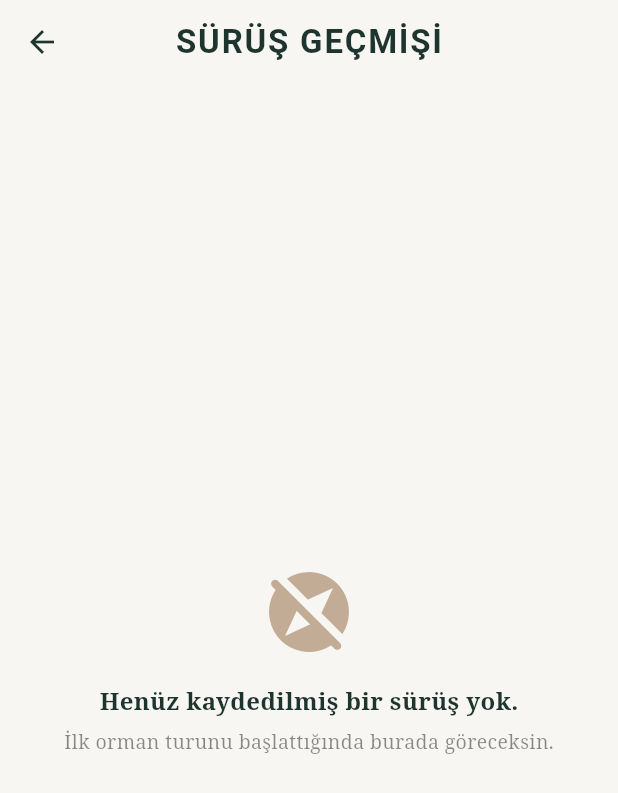
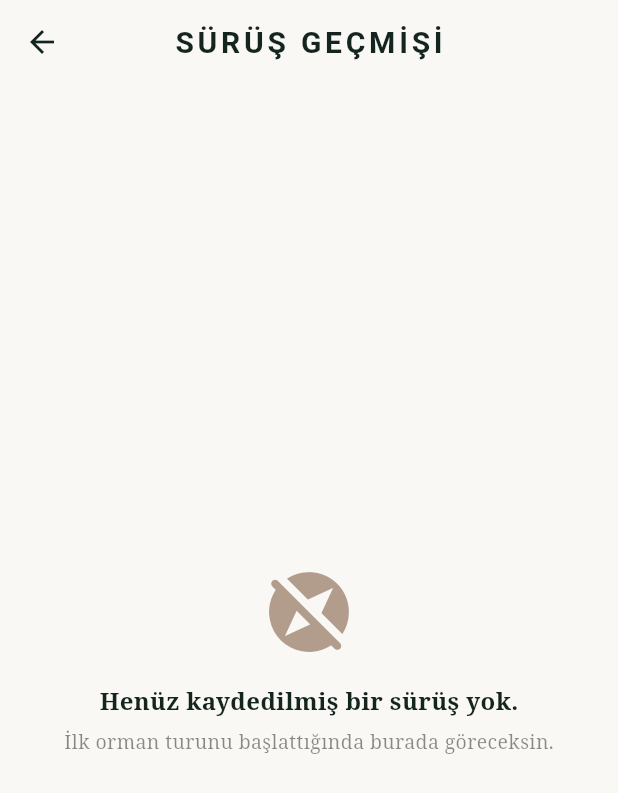
Before and after one commit to nevinmalkoc/equibelle, a Flutter app: the screen it shows after launch, after a tap on the "history" icon, on a phone screen of 412 x 824 dp. Shown: the top 793 px of the screen. Run offline on Flutter 3.47's test engine with Material 3 defaults, Android fonts, the phone set to English and light mode, and no system bars; our stand-ins replace flutter_map, geolocator, latlong2, screenshot, sqflite; missing offline and left inert: gal; accounts and stored records are empty.

Commit message:
style: luxury equestrian color palette update and custom horse silhouette icon

```diff
--- a/lib/screens/live_tracking_screen.dart
+++ b/lib/screens/live_tracking_screen.dart
@@ -83,6 +83,7 @@ class _LiveTrackingScreenState extends State<LiveTrackingScreen> {
                 userAgentPackageName: 'com.equibelle.equibelle',
               ),
               // Canlı Rota Çizgimiz
+              if (routePoints.length >= 2)
                 PolylineLayer(
                   polylines: [
                     Polyline(
@@ -245,7 +246,7 @@ class _LiveTrackingScreenState extends State<LiveTrackingScreen> {
                             height: 60,
                             child: ElevatedButton(
                               style: ElevatedButton.styleFrom(
-                                backgroundColor: const Color(0xFF8B263E), // Zarif Bordo / Kırmızı
+                                backgroundColor: AppTheme.speedGallop, // Asil Bordo
                                 foregroundColor: Colors.white,
                                 elevation: 4,
                                 shape: RoundedRectangleBorder(
--- a/lib/theme/app_theme.dart
+++ b/lib/theme/app_theme.dart
@@ -1,13 +1,18 @@
 import 'package:flutter/material.dart';
 
 class AppTheme {
-  // Equibelle Özel Renk Paleti (Equestrian Lifestyle)
-  static const Color creamBg = Color(0xFFF8F6F2);       // Kırık Beyaz / Krem
-  static const Color forestGreen = Color(0xFF1E352F);   // Koyu Orman Yeşili
-  static const Color saddleBrown = Color(0xFF8C6239);   // Eyer / Taba Kahvesi
-  static const Color darkCharcoal = Color(0xFF1A1A1A);  // Mat Koyu Siyah
-  static const Color softGrey = Color(0xFFE8E5DF);      // Yumuşak Gri Çizgiler
-  static const Color accentGold = Color(0xFFC29B38);     // İnce Altın Detay
+  // Equibelle Lüks Binicilik Paleti (Quiet Luxury Equestrian)
+  static const Color creamBg = Color(0xFFF9F8F5);       // İpeksi Fildişi / Krem
+  static const Color forestGreen = Color(0xFF14241F);   // Asil İngiliz Yarış Yeşili (Çok Koyu Zümrüt)
+  static const Color saddleBrown = Color(0xFF6B4226);   // Sıcak Kestane / Deri Kahvesi (Cognac)
+  static const Color darkCharcoal = Color(0xFF121514);  // Mat Asil Koyu Grafit
+  static const Color softGrey = Color(0xFFE5E2DA);      // İnce Zarif Sınır Çizgisi
+  static const Color accentGold = Color(0xFFC5A059);    // Antik Mat Altın
+
+  // Hıza Göre Rota Renkleri (Çiğ renkler yerine asil tonlar)
+  static const Color speedWalk = Color(0xFF2D5A43);     // Yürüyüş: Sakin Orman Yeşili
+  static const Color speedTrot = Color(0xFF8B5A2B);     // Tırıs: Klasik Deri Taba
+  static const Color speedGallop = Color(0xFF721824);   // Dörtnala: Asil Fransız Bordo / Merlot
 
   static ThemeData get lightTheme {
     return ThemeData(
@@ -18,7 +23,7 @@ class AppTheme {
         secondary: saddleBrown,
         surface: creamBg,
       ),
-      fontFamily: 'serif', // Zarif, edebi bir tipografi hissi için
+      fontFamily: 'serif',
       appBarTheme: const AppBarTheme(
         backgroundColor: creamBg,
         elevation: 0,
@@ -26,9 +31,9 @@ class AppTheme {
         iconTheme: IconThemeData(color: forestGreen),
         titleTextStyle: TextStyle(
           color: forestGreen,
-          fontSize: 22,
+          fontSize: 20,
           fontWeight: FontWeight.bold,
-          letterSpacing: 1.2,
+          letterSpacing: 2.5,
         ),
       ),
     );
--- a/lib/widgets/share_card_widget.dart
+++ b/lib/widgets/share_card_widget.dart
@@ -250,17 +250,17 @@ class RoutePainter extends CustomPainter {
       final offset1 = toOffset(p1);
       final offset2 = toOffset(p2);
 
-      // Hıza göre renk seçimi (Hızlı yerler Kırmızı/Ateş!)
+      // Hıza göre asil renk seçimi
       Color segmentColor;
       if (p2.speed < 4.0) {
-        // Duruş veya çok yavaş yürüyüş (Sakin Orman Yeşili)
-        segmentColor = const Color(0xFF2E6F40);
+        // Yürüyüş / Mola: Sakin Zümrüt Yeşili
+        segmentColor = AppTheme.speedWalk;
       } else if (p2.speed < 12.0) {
-        // Tırıs / Orta tempo (Sıcak Eyer Kahvesi / Taba)
-        segmentColor = const Color(0xFFC67D34);
+        // Tırıs: Klas Deri Taba Kahvesi
+        segmentColor = AppTheme.speedTrot;
       } else {
-        // Dörtnala / Çok Hızlı (Ateş Kırmızısı / Adrenalin!)
-        segmentColor = const Color(0xFFD62828);
+        // Dörtnala: Asil Fransız Bordosu (Ateş Merlot!)
+        segmentColor = AppTheme.speedGallop;
       }
 
       final paint = Paint()
```
Also changed, not shown: 4 other files. Lines whose indentation alone changed are shown as unchanged.
